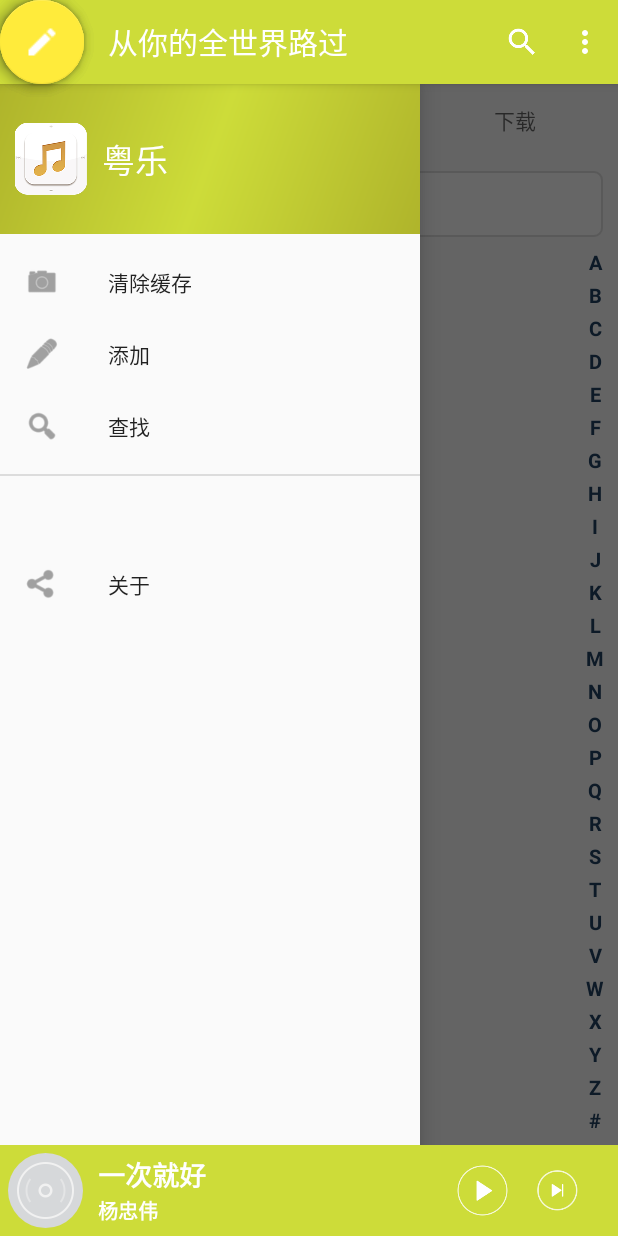
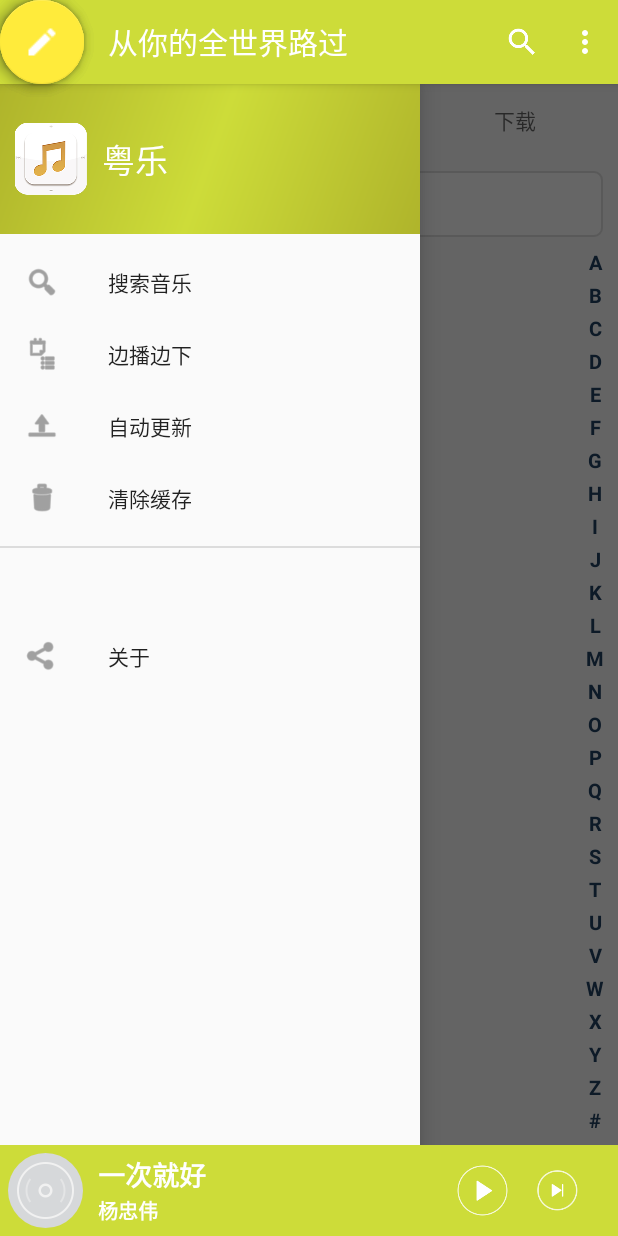
Before and after one commit to Victor2018/CantoneseMusic, an Android app: the screen it shows after launch (MusicActivity), with the side drawer open, on a phone screen of 412 x 824 dp. Run offline under Robolectric (Android 15) with nearby library versions, the phone set to English and light mode, and no system bars; our stand-ins replace CircleImageView; libraries missing offline, so code that uses them is left out: com.github.clans.fab; plain views replace FloatingActionButton, FloatingActionMenu; pictures from the network do not load; 7 statements that could not run were skipped.

Commit message:
add download music side play

```diff
--- a/app/src/main/java/com/victor/adapter/MusicDetailAdapter.java
+++ b/app/src/main/java/com/victor/adapter/MusicDetailAdapter.java
@@ -89,7 +89,7 @@ public class MusicDetailAdapter extends RecyclerView.Adapter<RecyclerView.ViewHo
     }
 
     public RecyclerView.ViewHolder onCreateBottomView (ViewGroup parent) {
-        return new BottomViewHolder(mLayoutInflater.inflate(R.layout.recyclerview_img_item, parent, false));
+        return new BottomViewHolder(mLayoutInflater.inflate(R.layout.recyclerview_foot, parent, false));
     }
 
     @Override
@@ -102,7 +102,7 @@ public class MusicDetailAdapter extends RecyclerView.Adapter<RecyclerView.ViewHo
             contentViewHolder.mTvAuthor.setText(musicDatas.get(position - mHeaderCount).artist);
             Glide.with(mContext).load(musicDatas.get(position - mHeaderCount).pic_small).centerCrop().error(R.mipmap.default_cover).into(contentViewHolder.mCivImg);
         } else if (holder instanceof BottomViewHolder) {
-            ((BottomViewHolder) holder).mTvTitle.setVisibility(View.GONE);
+//            ((BottomViewHolder) holder).mTvTitle.setVisibility(View.GONE);
         }
     }
 
--- a/app/src/main/java/com/victor/adapter/MusicLocalAdapter.java
+++ b/app/src/main/java/com/victor/adapter/MusicLocalAdapter.java
@@ -54,7 +54,7 @@ public class MusicLocalAdapter extends BaseAdapter implements SectionIndexer{
 	}
 
 	public int getCount() {
-		return this.datas.size();
+		return datas == null ? 0 : datas.size();
 	}
 
 	public Object getItem(int position) {
--- a/app/src/main/java/com/victor/module/PlayModule.java
+++ b/app/src/main/java/com/victor/module/PlayModule.java
@@ -127,4 +127,8 @@ public class PlayModule {
         return enable;
     }
 
+    public boolean isDownloadSidePlay () {
+        return SharePreferencesUtil.getBoolean(mContext,Constant.DOWNLOAD_SIDE_PLAY_KEY);
+    }
+
 }
--- a/app/src/main/java/com/victor/music/SearchMusicActivity.java
+++ b/app/src/main/java/com/victor/music/SearchMusicActivity.java
@@ -75,6 +75,10 @@ public class SearchMusicActivity extends AppCompatActivity implements SearchView
                     mSpotsLoadingDlg.dismiss();
                     if (musicData != null) {
                         PlayModule.getInstance(getApplicationContext()).playOnline(musicData);
+                        if (PlayModule.getInstance(getApplicationContext()).isDownloadSidePlay()) {
+                            downLoadInfo = musicData;
+                            mHandler.sendEmptyMessageDelayed(Constant.Action.DOWNLOAD,500);
+                        }
                     }
                     break;
                 case Constant.Action.DOWNLOAD:
--- a/app/src/main/java/com/victor/util/Constant.java
+++ b/app/src/main/java/com/victor/util/Constant.java
@@ -14,8 +14,9 @@ public class Constant {
     public static final String MUSIC_URL = CATEGORY_URL + "&offset=%s";
     public static final String MUSIC_PLAY_URL = BASE_URL + "method="+ METHOD_MUSIC_PLAY +"&songid=%s";
     public static final String MUSIC_SEARCH_URL = BASE_URL + "method="+ METHOD_MUSIC_SEARCH +"&query=%s";
-    public static final int PAGE_SIZE                                = 3;
+    public static final int PAGE_SIZE                                = 20;
     public static final String INTENT_DATA                           = "INTENT_DATA";
+    public static final String DOWNLOAD_SIDE_PLAY_KEY               = "DOWNLOAD_SIDE_PLAY_KEY";
     public static final String STATUS_KEY                            = "STATUS_KEY";
     public static final String IS_PLAY_ONLINE_KEY                   = "IS_PLAY_ONLINE_KEY";
     public static final String PLAY_STATUS_KEY                      = "PLAY_STATUS_KEY";
--- /dev/null
+++ b/app/src/main/res/layout/loading_progress_bar.xml
@@ -0,0 +1,6 @@
+<?xml version="1.0" encoding="utf-8"?>
+<ProgressBar xmlns:android="http://schemas.android.com/apk/res/android"
+    style="?android:attr/progressBarStyleSmall"
+    android:layout_width="wrap_content"
+    android:layout_height="wrap_content"
+    android:indeterminateDrawable="@drawable/loading_progress_bar_anim" />
--- a/app/src/main/res/menu/activity_main_drawer.xml
+++ b/app/src/main/res/menu/activity_main_drawer.xml
@@ -2,17 +2,21 @@
 <menu xmlns:android="http://schemas.android.com/apk/res/android">
     <group>
         <item
-            android:id="@+id/nav_clear"
-            android:icon="@android:drawable/ic_menu_camera"
-            android:title="清除缓存" />
-        <item
-            android:id="@+id/nav_add"
-            android:icon="@android:drawable/ic_menu_edit"
-            android:title="添加" />
-        <item
             android:id="@+id/nav_search"
             android:icon="@android:drawable/ic_menu_search"
-            android:title="查找" />
+            android:title="搜索音乐" />
+        <item
+            android:id="@+id/nav_download"
+            android:icon="@android:drawable/ic_menu_agenda"
+            android:title="边播边下" />
+        <item
+            android:id="@+id/nav_update"
+            android:icon="@android:drawable/ic_menu_upload"
+            android:title="自动更新" />
+        <item
+            android:id="@+id/nav_clear"
+            android:icon="@android:drawable/ic_menu_delete"
+            android:title="清除缓存" />
     </group>
 
     <item android:title="">
--- a/app/src/main/res/values/styles.xml
+++ b/app/src/main/res/values/styles.xml
@@ -6,6 +6,10 @@
         <item name="colorPrimary">@color/colorPrimary</item>
         <item name="colorPrimaryDark">@color/colorPrimaryDark</item>
         <item name="colorAccent">@color/colorAccent</item>
+        <!-- Active thumb color & Active track color(30% transparency) -->
+        <item name="colorControlActivated">@color/colorAccent</item>
+        <!-- Inactive thumb color -->
+        <item name="colorSwitchThumbNormal">@color/colorAccent</item>
     </style>
 
     <style name="AppTheme.NoActionBar">
```
Also changed, not shown: app/src/main/java/com/victor/adapter/MusicOnlineAdapter.java (+0 -9 lines), app/src/main/java/com/victor/music/MusicActivity.java (+16 -4 lines), app/src/main/java/com/victor/music/MusicDetailActivity.java (+44 -10 lines), app/src/main/res/drawable/loading_progress_bar_anim.xml (added, +24 -0 lines), app/src/main/res/layout/activity_detail.xml (+7 -17 lines), app/src/main/res/layout/recyclerview_foot.xml (added, +22 -0 lines), app/src/main/res/layout/content_music.xml (line endings or trailing spaces), app/src/main/res/mipmap-mdpi/ic_online_music_list_profile_headline.png (deleted), app/src/main/res/mipmap-xxhdpi/ic_loading1.png (added), app/src/main/res/mipmap-xxhdpi/ic_loading2.png (added), app/src/main/res/mipmap-xxhdpi/ic_loading3.png (added), app/src/main/res/mipmap-xxhdpi/ic_loading4.png (added).
